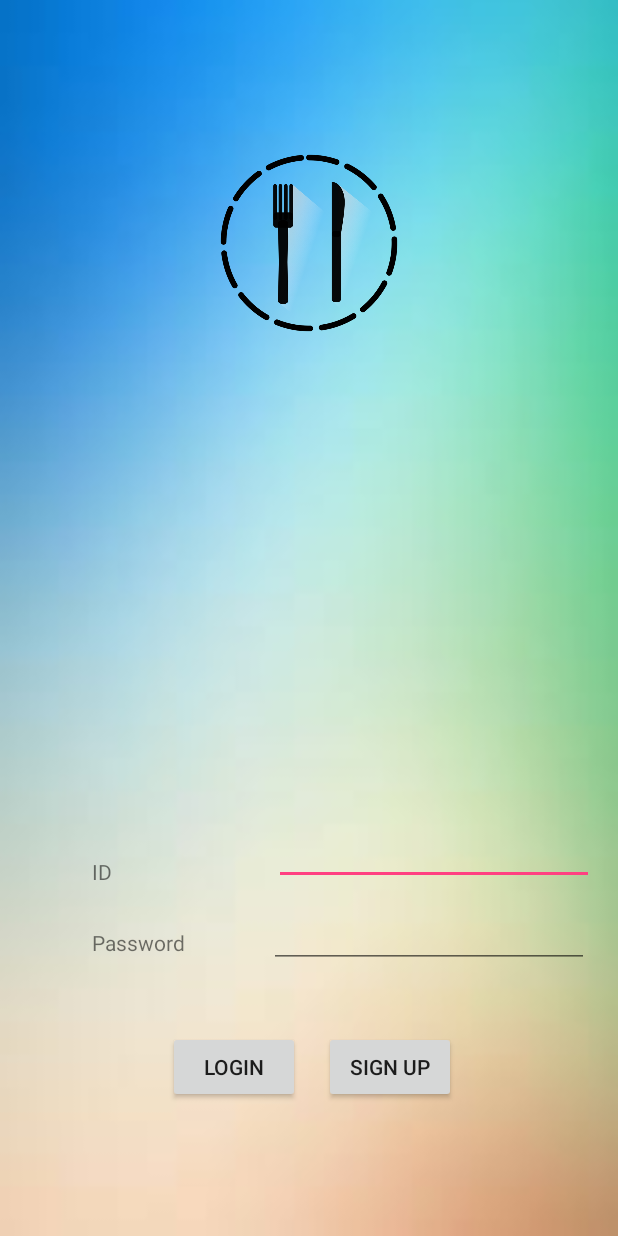
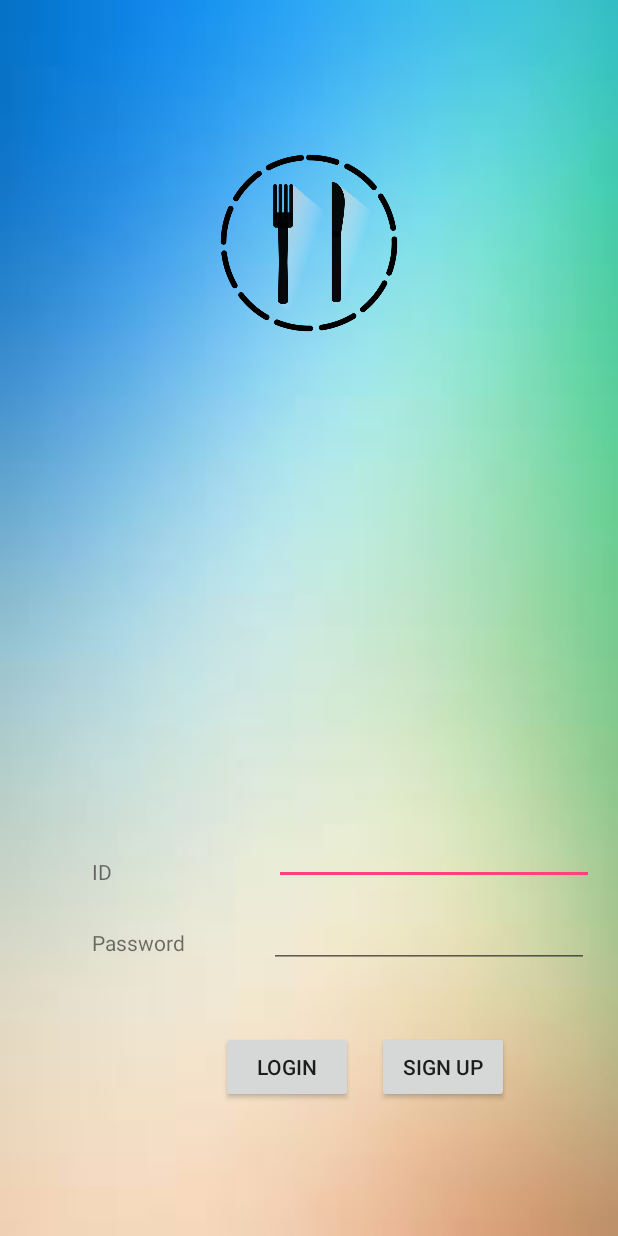
Before and after one commit to TermProject3-2/MenuSelector, an Android app: the screen it shows after launch (LoginActivity), on a phone screen of 412 x 824 dp. Run offline under Robolectric (Android 15) with nearby library versions, the phone set to English and light mode, and no system bars; our stand-ins replace Firebase (no records; nobody signed in at launch, a user with empty details on screens opened directly).

Commit message:
Revert "JeongHaeCheol"
This reverts commit fa2b5aed92a5515d436d66074a0e831721e408ef.

```diff
--- a/MenuSelector/app/src/main/java/com/example/amdin/menuselector/LoginActivity.java
+++ b/MenuSelector/app/src/main/java/com/example/amdin/menuselector/LoginActivity.java
@@ -28,7 +28,7 @@ public class LoginActivity extends AppCompatActivity {
     EditText editPass;
     String email;
     String password;
-    private String htmlpageurl;
+
     private FirebaseAuth.AuthStateListener authStateListener;
     private FirebaseAuth mAuth;
 
@@ -44,7 +44,6 @@ public class LoginActivity extends AppCompatActivity {
         textPass = (TextView)findViewById(R.id.textPass);
         editId = (EditText)findViewById(R.id.editId);
         editPass = (EditText)findViewById(R.id.editPass);
-        htmlpageurl= "https://hansung.ac.kr/web/www/life_03_01_t1";
 
 
         authStateListener = new FirebaseAuth.AuthStateListener() {
@@ -87,6 +86,32 @@ public class LoginActivity extends AppCompatActivity {
                     Toast.makeText(LoginActivity.this,"로그인 실패",Toast.LENGTH_SHORT).show();
                 }
                 else if(task.isSuccessful()){
+<<<<<<< HEAD
+                    FirebaseDatabase firebaseDatabase = FirebaseDatabase.getInstance();
+                    DatabaseReference myRef= firebaseDatabase.getReference("MenuList");
+                    myRef.addListenerForSingleValueEvent(new ValueEventListener(){
+                        @Override
+                        public void onDataChange(DataSnapshot dataSnapshot) {
+                            StringTokenizer st = new StringTokenizer(email,".");
+                            String alarmOnoff;
+                            email= st.nextToken();
+
+                            if(dataSnapshot.child("UserList").child(email).child("alarm").getValue().toString().equals("on")){
+                                alarmOnoff = "on";
+                            }
+                            else {
+                                alarmOnoff = "off";
+                            }
+                            Intent intent = new Intent(getApplicationContext(), MainActivity.class);
+                            intent.putExtra("id",email);
+                            intent.putExtra("alarm",alarmOnoff);
+                            startActivity(intent);
+                        }
+                        @Override
+                        public void onCancelled(DatabaseError databaseError) {
+                        }
+                    });
+=======
 
                     StringTokenizer st = new StringTokenizer(email,".");
                     email= st.nextToken();
@@ -94,6 +119,7 @@ public class LoginActivity extends AppCompatActivity {
                     intent.putExtra("id",email);
                     startActivity(intent);
 
+>>>>>>> 500b8a0d38bef495a1e04be25b7f30c6d79dcace
                 }
             }
         });
--- a/MenuSelector/app/src/main/res/layout/activity_login.xml
+++ b/MenuSelector/app/src/main/res/layout/activity_login.xml
@@ -75,14 +75,13 @@
         android:layout_width="wrap_content"
         android:layout_height="wrap_content"
         android:layout_marginBottom="89dp"
-        android:layout_marginStart="112dp"
+        android:layout_marginStart="24dp"
         android:layout_marginTop="87dp"
         android:onClick="onButtonLogin"
         android:text="Login"
         app:layout_constraintBottom_toBottomOf="parent"
-        app:layout_constraintStart_toStartOf="parent"
+        app:layout_constraintLeft_toRightOf="@+id/textPass"
         app:layout_constraintTop_toTopOf="@+id/editPass"
-        app:layout_constraintVertical_bias="0.0"
         tools:layout_constraintBottom_creator="1"
         tools:layout_constraintLeft_creator="1"
         tools:layout_constraintTop_creator="1" />
```
Also changed, not shown: MenuSelector/app/src/main/java/com/example/amdin/menuselector/MainActivity.java (+6 -2 lines).
